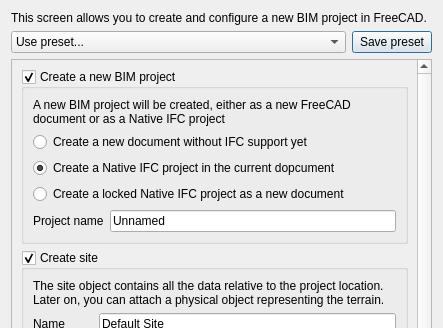
Qt form src/Mod/BIM/Resources/ui/dialogProjectManager.ui (southseact-3d/fcd) before a commit; both pictures show x 0 to 443 and y 0 to 328 of the 443 by 840 pixel window.
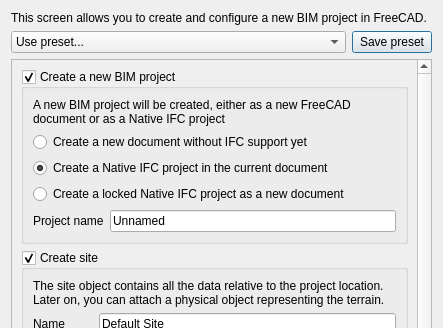
The same form after that commit. Icons and pictures are not drawn. Custom widgets are drawn as their Qt base class.

Commit message: BIM_ProjectManager typo fix

```diff
--- a/src/Mod/BIM/Resources/ui/dialogProjectManager.ui
+++ b/src/Mod/BIM/Resources/ui/dialogProjectManager.ui
@@ -127,7 +127,7 @@
                <string>This will create an IFC project. All the BIM objects you will add to that IFC project will immediately become IFC objects. This is less flexible, but allows you to stick more strictly to the IFC standard.</string>
               </property>
               <property name="text">
-               <string>Create a Native IFC project in the current dopcument</string>
+               <string>Create a Native IFC project in the current document</string>
               </property>
               <property name="checked">
                <bool>true</bool>
```
